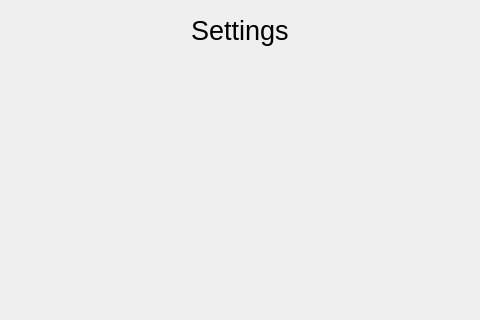
someretical/TheoreticalDiary, file src/gui/standaloneoptions.ui: the form before one commit; both pictures show x 400 to 880 and y 0 to 320 of the 1280 by 720 pixel window.
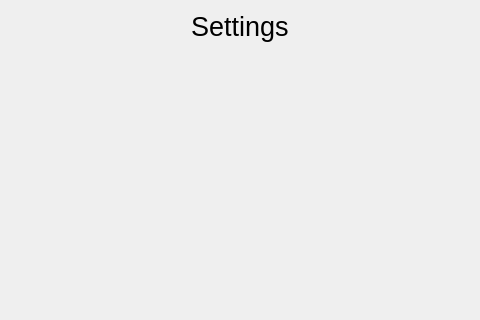
The form after the commit.

```diff
--- a/src/gui/standaloneoptions.ui
+++ b/src/gui/standaloneoptions.ui
@@ -20,20 +20,8 @@
    <string>Form</string>
   </property>
   <layout class="QGridLayout" name="gridLayout">
-   <property name="leftMargin">
-    <number>15</number>
-   </property>
-   <property name="topMargin">
-    <number>15</number>
-   </property>
-   <property name="rightMargin">
-    <number>15</number>
-   </property>
-   <property name="bottomMargin">
-    <number>15</number>
-   </property>
-   <property name="horizontalSpacing">
-    <number>15</number>
+   <property name="spacing">
+    <number>0</number>
    </property>
    <item row="1" column="2">
     <spacer name="horizontalSpacer">
```
